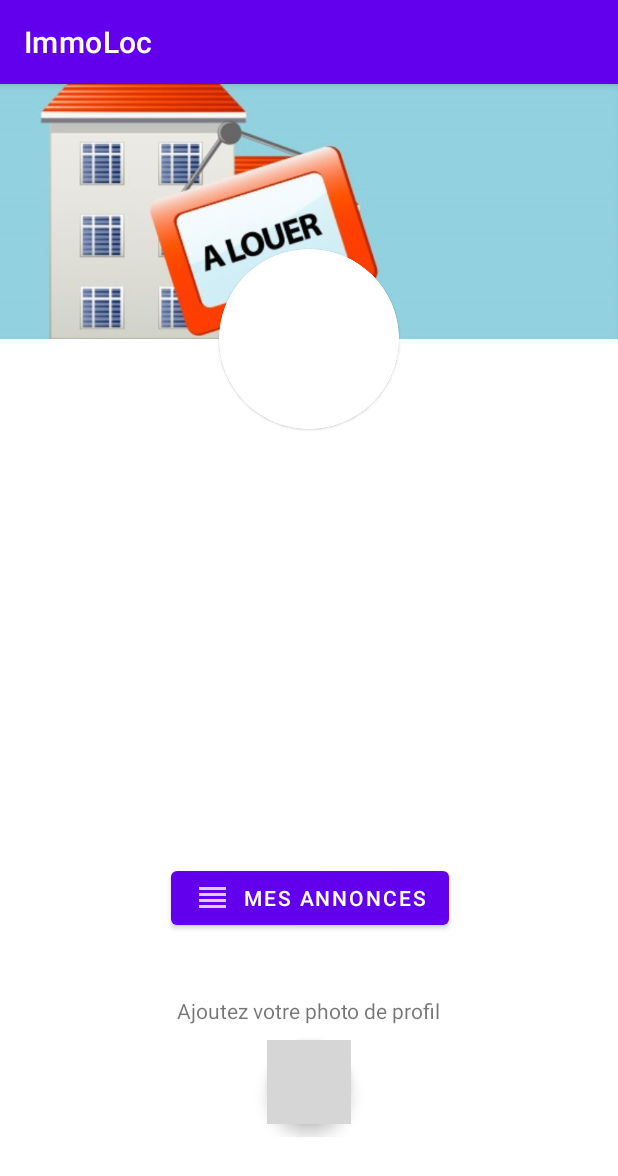
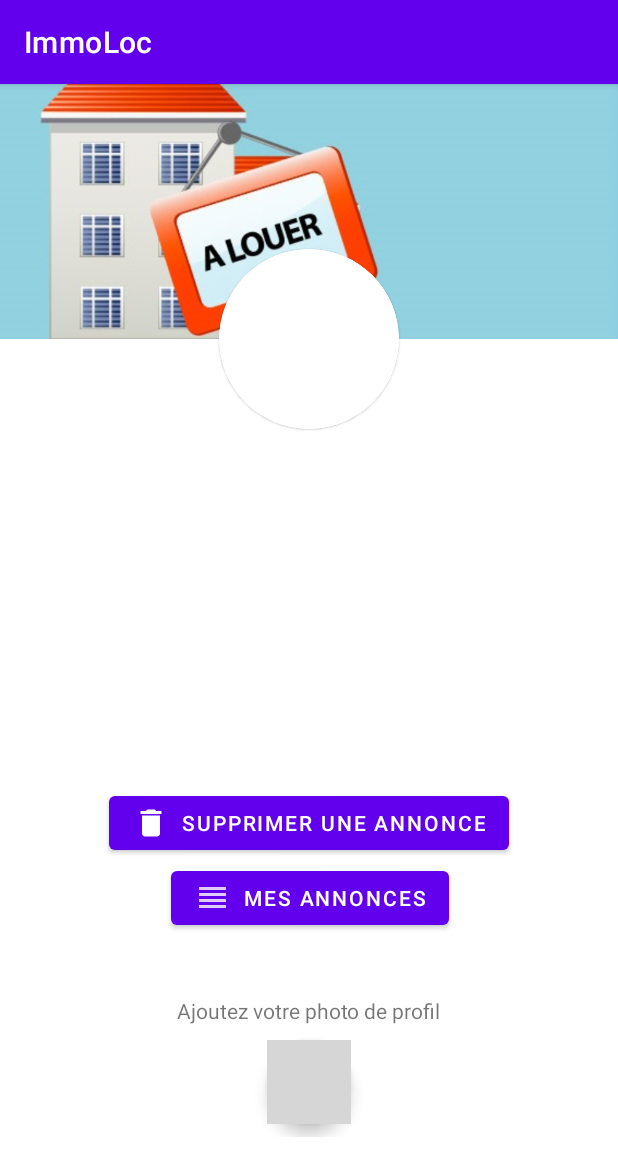
Before and after one commit to ETS-Android3/ImmoLoc, an Android app: the ProfileActivity screen opened directly, with no data from a screen before it, on a phone screen of 412 x 824 dp. Shown: the top 1176 px of the screen. Run offline under Robolectric (Android 15) with nearby library versions, the phone set to English and light mode, and no system bars; our stand-ins replace Room's generated code; 3 statements that could not run were skipped; grey boxes are pictures that could not be loaded.

Commit message:
delete of an ad using LiveData to observe data when it changes

```diff
--- a/app/src/main/AndroidManifest.xml
+++ b/app/src/main/AndroidManifest.xml
@@ -61,6 +61,9 @@
         <activity
             android:name=".MyAdsActivity">
         </activity>
+        <activity
+            android:name=".adapter.DeleteAdActivity">
+        </activity>
 
 
     </application>
--- a/app/src/main/java/com/example/immoloc/ProfileActivity.java
+++ b/app/src/main/java/com/example/immoloc/ProfileActivity.java
@@ -6,12 +6,18 @@ import android.graphics.BitmapFactory;
 import android.net.Uri;
 import android.os.Bundle;
 import android.provider.MediaStore;
+import android.widget.Button;
 import android.widget.ImageView;
 import android.widget.TextView;
 import android.widget.Toast;
 
 import androidx.annotation.Nullable;
 import androidx.appcompat.app.AppCompatActivity;
+import androidx.lifecycle.ViewModelProvider;
+
+import com.example.immoloc.adapter.AdsListAdapter;
+import com.example.immoloc.adapter.AdsViewModel;
+import com.example.immoloc.adapter.DeleteAdActivity;
 import com.example.immoloc.database.AppDatabase;
 import com.example.immoloc.database.User;
 import com.example.immoloc.database.UserDao;
@@ -28,10 +34,14 @@ public class ProfileActivity extends AppCompatActivity {
     Uri uri;
     int getUserId;
     private final int GALLERY_CODE = 75;
+    public static final int DELETE_AD_ACTIVITY_REQUEST_CODE = 10;
     FloatingActionButton addPic;
+    Button deleteAd;
     TextView firstName, lastName;
 
     User user = new User();
+    private AdsViewModel mWordViewModel;
+    public Button mesAnnonces;
 
 
     @Override
@@ -41,11 +51,15 @@ public class ProfileActivity extends AppCompatActivity {
 
         imView = findViewById(R.id.userImage);
         imViewBack = findViewById(R.id.blurredUserImage);
-
         bmpImg = null;
-
         locImmoDatabase = AppDatabase.getInstance(this);
         userDao = locImmoDatabase.userDao();
+        final AdsListAdapter adapter = new AdsListAdapter(new AdsListAdapter.AdDiff());
+
+        mWordViewModel = new ViewModelProvider(this).get(AdsViewModel.class);
+        mWordViewModel.getAllAds().observe(this, words -> {
+            adapter.submitList(words);
+        });
 
         addPic = findViewById(R.id.ajouterPhoto);
         addPic.setOnClickListener(view -> {
@@ -53,6 +67,20 @@ public class ProfileActivity extends AppCompatActivity {
             iGallery.setData(MediaStore.Images.Media.EXTERNAL_CONTENT_URI);
             startActivityForResult(iGallery, GALLERY_CODE);
         });
+
+        // Au clic sur mes annonces
+        mesAnnonces = findViewById(R.id.voirMesAnnonces5);
+        mesAnnonces.setOnClickListener(view -> {
+            Intent redir = new Intent(this, MyAdsActivity.class);
+            startActivity(redir);
+        });
+
+        /*deleteAd = findViewById(R.id.deleteAdBtn);
+        deleteAd.setOnClickListener(view -> {
+            Intent redirection = new Intent(this, DeleteAdActivity.class);
+            startActivityForResult(redirection, DELETE_AD_ACTIVITY_REQUEST_CODE);
+        });*/
+
 
         /* Je récupère l'id de l'user connecté pour à partir de là extraire ses informations avec getUser()
         qui est définie dans la classe com.example.immoloc.database.User */
@@ -76,15 +104,17 @@ public class ProfileActivity extends AppCompatActivity {
 
     } // fin onCreate
 
-
     @Override
-    protected void onActivityResult(int requestCode, int resultCode, @Nullable Intent data) {
+    protected void onActivityResult(int requestCode, int resultCode, Intent data) {
         super.onActivityResult(requestCode, resultCode, data);
         if (resultCode == RESULT_OK) {
+           /* if (requestCode == DELETE_AD_ACTIVITY_REQUEST_CODE) {
+                addViewModel.delete(data.getStringExtra(DeleteAdActivity.EXTRA_REPLY));
+                Toast.makeText(this, "annonce: "+data.getStringExtra(DeleteAdActivity.EXTRA_REPLY)+" bien supprimée.", Toast.LENGTH_SHORT).show();
+            }*/
             if (requestCode == GALLERY_CODE) {
                 uri = data.getData();
                 imView.setImageURI(data.getData());
-
                 checkAndUploadImages();
             } else {
                 Toast.makeText(this, "Bitmap is null", Toast.LENGTH_SHORT).show();
--- a/app/src/main/java/com/example/immoloc/adapter/AdsListAdapter.java
+++ b/app/src/main/java/com/example/immoloc/adapter/AdsListAdapter.java
@@ -22,11 +22,12 @@ public AdsViewHolder onCreateViewHolder(ViewGroup parent, int viewType) {
 @Override
 public void onBindViewHolder(AdsViewHolder holder, int position) {
         AdTable current = getItem(position);
-        holder.bind("Prix du bien= "+String.valueOf(current.getPrice())+ "€");
+        holder.bind("Annonce n° "+current.getId()+"\n"+"Prix du bien= "+String.valueOf(current.getPrice())+
+                "€"+"\nby user:" +current.userId);
         // à continuer pour les autres champs de l'annonce, à modifier pour l'user courant
         }
 
-public static class WordDiff extends DiffUtil.ItemCallback<AdTable> {
+public static class AdDiff extends DiffUtil.ItemCallback<AdTable> {
 
         @Override
         public boolean areItemsTheSame(@NonNull AdTable oldItem, @NonNull AdTable newItem) {
--- a/app/src/main/java/com/example/immoloc/adapter/AdsViewModel.java
+++ b/app/src/main/java/com/example/immoloc/adapter/AdsViewModel.java
@@ -13,22 +13,22 @@ public class AdsViewModel extends AndroidViewModel {
 
     private AdsRepository mRepository;
 
-    private final LiveData<List<AdTable>> allWords;
+    private final LiveData<List<AdTable>> allAds;
 
     public AdsViewModel(Application application) {
         super(application);
         mRepository = new AdsRepository(application);
-        allWords = mRepository.getAllAds();
+        allAds = mRepository.getAllAds();
     }
 
     public LiveData<List<AdTable>> getAllAds() {
-        return allWords;
+        return allAds;
     }
 
     void insert(AdTable ad) {
         mRepository.insert(ad);
     }
 
-   // void delete(AdTable ad) { mRepository.delete(ad); }
+    public void delete(String ad) { mRepository.delete(ad); }
 
 }
--- a/app/src/main/java/com/example/immoloc/database/AdDao.java
+++ b/app/src/main/java/com/example/immoloc/database/AdDao.java
@@ -26,4 +26,9 @@ public interface AdDao {
 
     @Delete
     void delete(AdTable adTable);
+
+    // Supprimer une annonce à partir de l'id de celle-ci
+    @Query("DELETE FROM adtable WHERE id =:ad")
+    void deleteParticularAd(String ad);
+
 }
--- /dev/null
+++ b/app/src/main/res/drawable/ic_baseline_delete_24.xml
@@ -0,0 +1,10 @@
+<vector xmlns:android="http://schemas.android.com/apk/res/android"
+    android:width="24dp"
+    android:height="24dp"
+    android:viewportWidth="24"
+    android:viewportHeight="24"
+    android:tint="@color/white">
+  <path
+      android:fillColor="@android:color/white"
+      android:pathData="M6,19c0,1.1 0.9,2 2,2h8c1.1,0 2,-0.9 2,-2V7H6v12zM19,4h-3.5l-1,-1h-5l-1,1H5v2h14V4z"/>
+</vector>
--- a/app/src/main/res/layout/activity_profile.xml
+++ b/app/src/main/res/layout/activity_profile.xml
@@ -138,6 +138,17 @@
             app:layout_constraintTop_toTopOf="@+id/blurredUserImage"
             app:layout_constraintVertical_bias="0.72" />
 
+        <Button
+            android:id="@+id/deleteAdBtn"
+            android:layout_width="wrap_content"
+            android:layout_height="wrap_content"
+            android:layout_marginBottom="2dp"
+            android:drawableLeft="@drawable/ic_baseline_delete_24"
+            android:text="@string/button_delete_ad"
+            app:layout_constraintBottom_toTopOf="@+id/voirMesAnnonces5"
+            app:layout_constraintEnd_toEndOf="parent"
+            app:layout_constraintStart_toStartOf="parent" />
+
     </androidx.constraintlayout.widget.ConstraintLayout>
 
 </LinearLayout>
--- a/app/src/main/res/values/colors.xml
+++ b/app/src/main/res/values/colors.xml
@@ -10,6 +10,8 @@
     <color name="primaryTextColor">#ffffff</color>
     <color name="secondaryTextColor">#ffffff</color>
     <color name="veryTransparentWhite">#59FFFFFF</color>
+    <color name="colorPrimary">#3F51B5</color>
+    <color name="buttonLabel">#FFFFFF</color>
 
 
     <color name="purple_200">#FFBB86FC</color>
--- a/app/src/main/res/values/strings.xml
+++ b/app/src/main/res/values/strings.xml
@@ -72,14 +72,16 @@
     <string name="addPhotoProfil">Ajoutez votre photo de profil</string>
     <string name="showAdsText">Voici vos annonces</string>
 
+    <!-- Ad page -->
     <string-array name="typeDeBien">
         <item>Appartement</item>
         <item>Maison</item>
         <item>Villa</item>
     </string-array>
-
-
-
-
+    <!-- Delete ad page -->
+    <string name="ad_to_be_deleted_text">Entrez l\'id de l\'annonce à supprimer...</string>
+    <string name="button_delete">Supprimer</string>
+    <string name="button_delete_ad">Supprimer une annonce</string>
+    <string name="empty_not_saved">Champ vide, aucune annonce supprimée.</string>
 
 </resources>
```
Also changed, not shown: app/src/main/java/com/example/immoloc/MyAdsActivity.java (+17 -63 lines), app/src/main/java/com/example/immoloc/adapter/AdsRepository.java (+3 -5 lines), app/src/main/java/com/example/immoloc/adapter/DeleteAdActivity.java (added, +37 -0 lines), app/src/main/res/layout/activity_delete_ad.xml (added, +27 -0 lines), app/src/main/res/layout/activity_my_ads.xml (+14 -0 lines).
